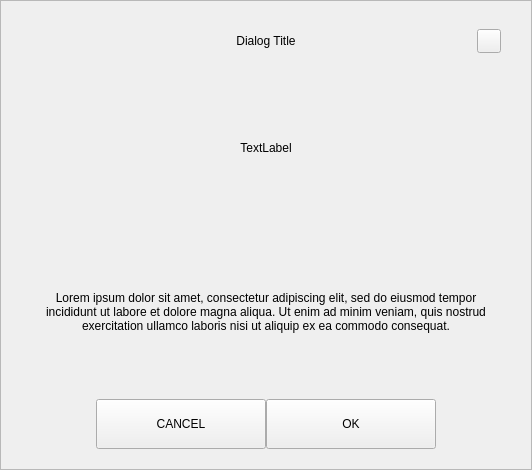
This is src/qt/pivx/forms/defaultotpdialog.ui in decenomy/DSW as Qt 5 draws it before an edit. The edited form follows.
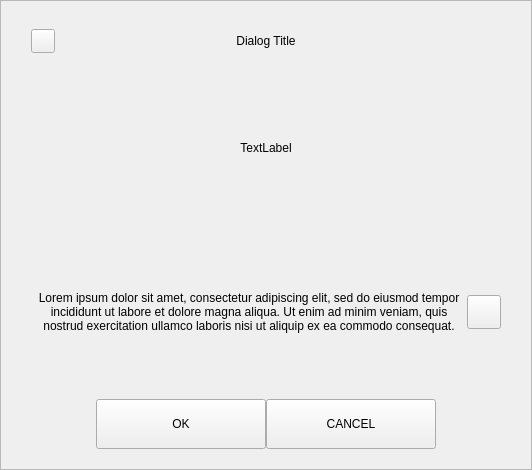
This is the edited form.

Commit message: [Qt] Add copy button

```diff
--- a/src/qt/pivx/forms/defaultotpdialog.ui
+++ b/src/qt/pivx/forms/defaultotpdialog.ui
@@ -10,9 +10,24 @@
     <height>470</height>
    </rect>
   </property>
+  <property name="minimumSize">
+   <size>
+    <width>0</width>
+    <height>0</height>
+   </size>
+  </property>
+  <property name="baseSize">
+   <size>
+    <width>0</width>
+    <height>0</height>
+   </size>
+  </property>
   <property name="windowTitle">
    <string>Form</string>
   </property>
+  <property name="layoutDirection">
+   <enum>Qt::RightToLeft</enum>
+  </property>
   <layout class="QVBoxLayout" name="verticalLayout_3">
    <property name="spacing">
     <number>0</number>
@@ -182,7 +197,43 @@
        </spacer>
       </item>
       <item>
+       <layout class="QHBoxLayout" name="horizontalLayout_2">
+        <item>
+         <widget class="QPushButton" name="btnCopy">
+          <property name="minimumSize">
+           <size>
+            <width>34</width>
+            <height>34</height>
+           </size>
+          </property>
+          <property name="maximumSize">
+           <size>
+            <width>34</width>
+            <height>34</height>
+           </size>
+          </property>
+          <property name="focusPolicy">
+           <enum>Qt::NoFocus</enum>
+          </property>
+          <property name="text">
+           <string/>
+          </property>
+         </widget>
+        </item>
+        <item>
        <widget class="QLabel" name="labelMessage">
+          <property name="minimumSize">
+           <size>
+            <width>0</width>
+            <height>0</height>
+           </size>
+          </property>
+          <property name="baseSize">
+           <size>
+            <width>0</width>
+            <height>0</height>
+           </size>
+          </property>
         <property name="text">
          <string notr="true">Lorem ipsum dolor sit amet, consectetur adipiscing elit, sed do eiusmod tempor incididunt ut labore et dolore magna aliqua. Ut enim ad minim veniam, quis nostrud exercitation ullamco laboris nisi ut aliquip ex ea commodo consequat.</string>
         </property>
@@ -192,7 +243,12 @@
         <property name="wordWrap">
          <bool>true</bool>
         </property>
-       </widget>
+          <property name="textInteractionFlags">
+           <set>Qt::TextSelectableByKeyboard|Qt::TextSelectableByMouse</set>
+          </property>
+         </widget>
+        </item>
+       </layout>
       </item>
       <item>
        <spacer name="verticalSpacer_3">
```
Lines whose indentation alone changed are shown as unchanged. The commit also changes 2 other files.
